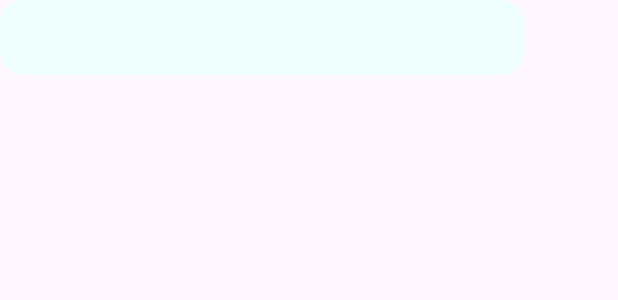
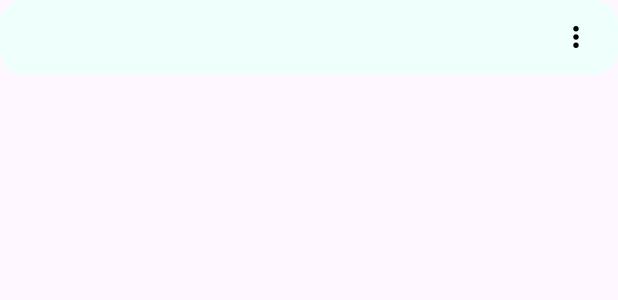
Before and after one commit to conechmuadong/introvert-garden, an Android app: the layout field_name.xml on its own in the app's theme, with its tools: preview values and no code run, on a phone screen of 412 x 824 dp. Shown: the top 300 px of the screen. Run offline under Robolectric (Android 15) with nearby library versions, the phone set to English and light mode, and no system bars.

Commit message:
add popup menu

```diff
--- /dev/null
+++ b/app/app/src/main/java/ie/app/models/OnFieldSelectedListener.java
@@ -0,0 +1,5 @@
+package ie.app.models;
+
+public interface OnFieldSelectedListener {
+    void onFieldSelected(Field field);
+}
--- /dev/null
+++ b/app/app/src/main/res/drawable-anydpi-v24/ic_menu.xml
@@ -0,0 +1,15 @@
+<vector xmlns:android="http://schemas.android.com/apk/res/android"
+    android:width="24dp"
+    android:height="24dp"
+    android:viewportWidth="24"
+    android:viewportHeight="24"
+    android:tint="#000000">
+  <group android:scaleX="0.92"
+      android:scaleY="0.92"
+      android:translateX="0.96"
+      android:translateY="0.96">
+    <path
+        android:fillColor="@android:color/white"
+        android:pathData="M12,8c1.1,0 2,-0.9 2,-2s-0.9,-2 -2,-2 -2,0.9 -2,2 0.9,2 2,2zM12,10c-1.1,0 -2,0.9 -2,2s0.9,2 2,2 2,-0.9 2,-2 -0.9,-2 -2,-2zM12,16c-1.1,0 -2,0.9 -2,2s0.9,2 2,2 2,-0.9 2,-2 -0.9,-2 -2,-2z"/>
+  </group>
+</vector>
--- a/app/app/src/main/res/layout/field_name.xml
+++ b/app/app/src/main/res/layout/field_name.xml
@@ -1,16 +1,24 @@
-<?xml version="1.0" encoding="utf-8"?>
-<LinearLayout xmlns:android="http://schemas.android.com/apk/res/android"
-    android:orientation="horizontal"
+<RelativeLayout xmlns:android="http://schemas.android.com/apk/res/android"
     android:layout_width="match_parent"
-    android:layout_height="match_parent"
-    android:gravity="left">
+    android:layout_height="wrap_content"
+    android:background="@drawable/fieldname_background">
 
     <TextView
         android:id="@+id/field_name"
         android:layout_width="wrap_content"
         android:layout_height="wrap_content"
-        android:gravity="center"
-        android:textSize="24sp"
-        android:background="@drawable/fieldname_background" />
+        android:textSize="18sp"
+        android:paddingLeft="16dp"
+        android:paddingRight="16dp"
+        android:layout_centerVertical="true"/>
 
-</LinearLayout>
+    <ImageView
+        android:id="@+id/menu_button"
+        android:layout_width="wrap_content"
+        android:layout_height="wrap_content"
+        android:src="@drawable/ic_menu"
+        android:layout_alignParentEnd="true"
+        android:layout_centerVertical="true"
+        android:layout_marginEnd="16dp"/>
+
+</RelativeLayout>
--- a/app/app/src/main/res/values/strings.xml
+++ b/app/app/src/main/res/values/strings.xml
@@ -27,4 +27,8 @@
     <string name="number_holes">Tổng số lỗ tưới</string>
     <string name="number_holes_unit">lỗ</string>
     <string name="humidity">Phần trăm độ ẩm </string>
+
+    <string name="delete">Xóa</string>
+    <string name="adjust">Điều chỉnh</string>
+    <string name="status">Tình trạng</string>
 </resources>
```
Also changed, not shown: app/app/src/main/java/ie/app/adapter/FieldlistAdapter.java (+51 -3 lines), app/app/src/main/java/ie/app/fragments/FieldlistFragment.java (+24 -6 lines), app/app/src/main/java/ie/app/fragments/MeasuredDataFragment.java (+19 -1 lines), app/app/src/main/res/layout/fragment_list_field.xml (+12 -5 lines), app/app/src/main/res/menu/menu_popup.xml (added, +9 -0 lines), app/app/src/main/res/drawable-hdpi/ic_menu.png (added), app/app/src/main/res/drawable-mdpi/ic_menu.png (added), app/app/src/main/res/drawable-xhdpi/ic_menu.png (added), app/app/src/main/res/drawable-xxhdpi/ic_menu.png (added).
